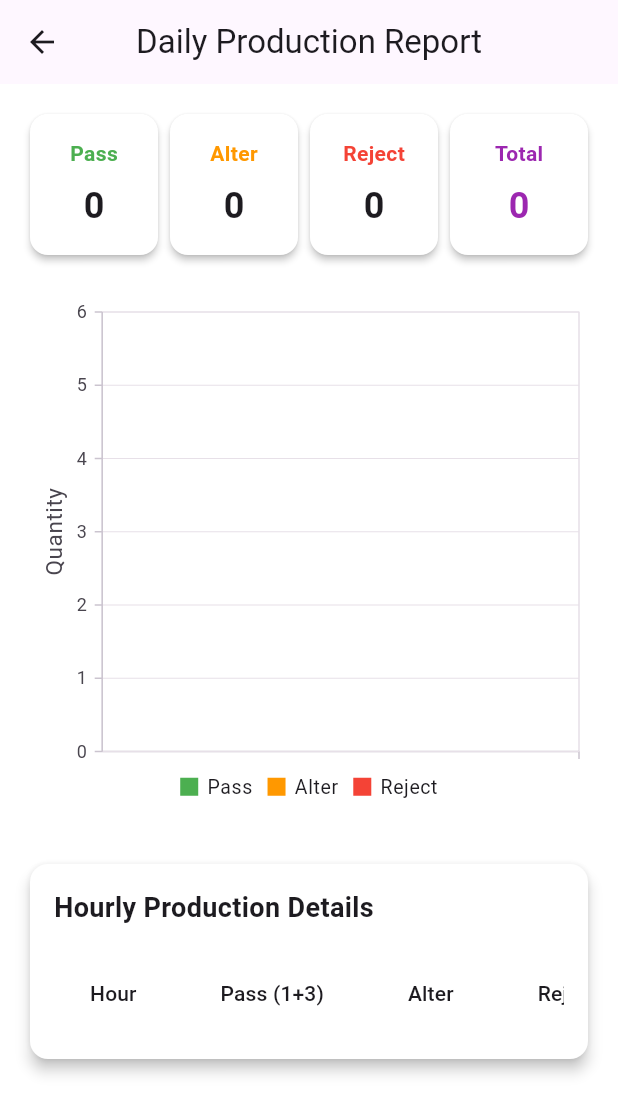
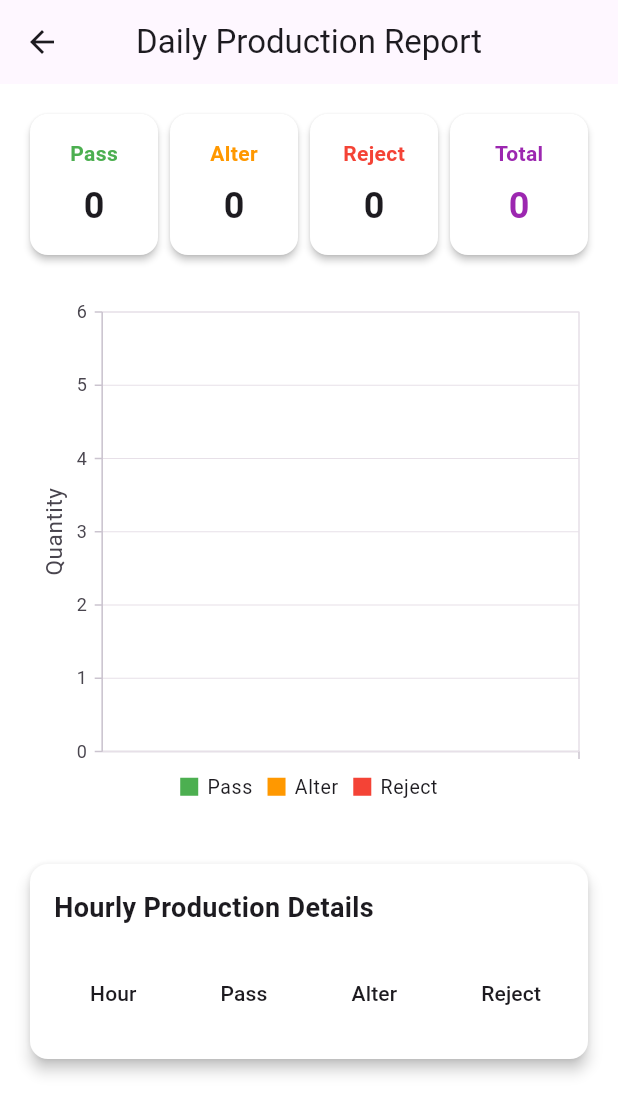
Before and after one commit to Rafid-tawhid/yunusco_qms, a Flutter app: the ProductionReportScreen screen opened directly, on a phone screen of 412 x 824 dp. Shown: the top 1114 px of the screen. Run offline on Flutter 3.47's test engine with Material 3 defaults, Android fonts, the light colour scheme and no system bars; our stand-ins replace animated_text_kit, cloud_firestore, connectivity_plus, firebase_core, firebase_messaging, flutter_easyloading and 12 more; missing offline and left inert: app_settings, http_interceptor, image_gallery_saver_plus, qr_code_scanner_plus; accounts and stored records are empty; statements that could not run were skipped.

Commit message:
pass logic change

```diff
--- a/lib/quality_report_screen.dart
+++ b/lib/quality_report_screen.dart
@@ -251,7 +251,7 @@ class ProductionReportScreen extends StatelessWidget {
               child: DataTable(
                 columns: const [
                   DataColumn(label: Text('Hour')),
-                  DataColumn(label: Text('Pass (1+3)'), numeric: true),
+                  DataColumn(label: Text('Pass'), numeric: true),
                   DataColumn(label: Text('Alter'), numeric: true),
                   DataColumn(label: Text('Reject'), numeric: true),
                   DataColumn(label: Text('Total'), numeric: true),
```
